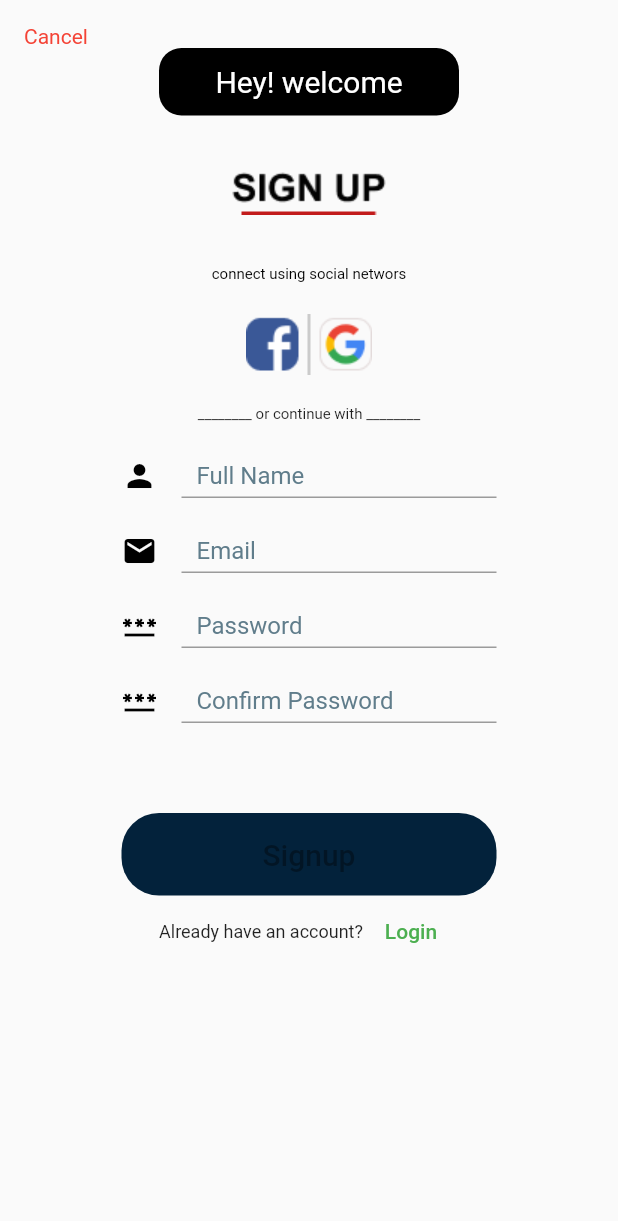
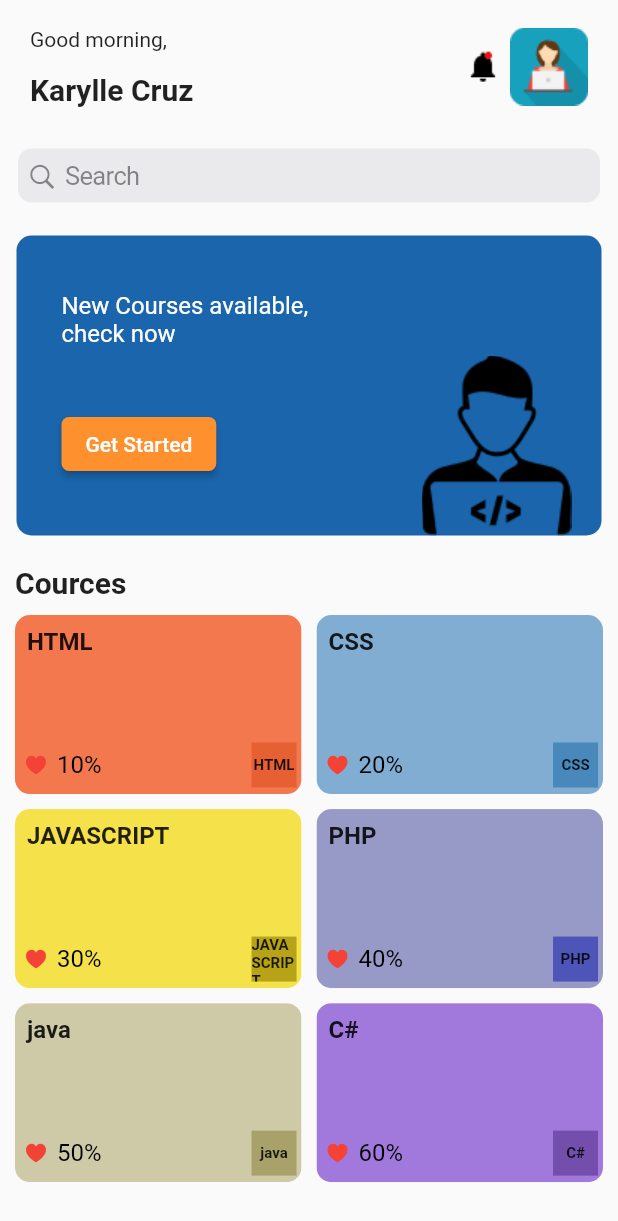
Before and after one commit to muhammmadshahbaz/RootPointer-App, a Flutter app: the screen it shows after launch, on a phone screen of 412 x 824 dp. Shown: the top 1221 px of the screen. Run offline on Flutter 3.47's test engine with Material 2 defaults, Android fonts, the phone set to English and light mode, and no system bars; our stand-ins replace pin_code_fields.

Commit message:
dev#ch8-complete

```diff
--- a/lib/Screens/auth/forget.dart
+++ b/lib/Screens/auth/forget.dart
@@ -2,6 +2,7 @@ import 'package:first_project/Screens/auth/verify.dart';
 import 'package:flutter/material.dart';
 
 //import '../../Widgets/custom_textfield.dart';
+import '../../Widgets/custom_button.dart';
 import 'login.dart';
 //import 'package:flutter/src/widgets/framework.dart';
 //import 'package:flutter/src/widgets/placeholder.dart';
@@ -60,29 +61,11 @@ class _ForgetscreenState extends State<Forgetscreen> {
                   const SizedBox(
                     height: 60,
                   ),
-                  ElevatedButton(
-                    onPressed: () {
-                       Navigator.push(context
+                    CustomButton(buttonText: "SEND", backgroundColor: Colors.yellow,
+                    textColor: Colors.black, onTap: () {
+                      Navigator.push(context
                 , MaterialPageRoute(builder: ((context) => const Varifyscreen())),);
-                    },
-                    style: ButtonStyle(
-                      padding: MaterialStateProperty.all(EdgeInsets.zero ),
-                      backgroundColor: MaterialStateProperty.all(Colors.yellow),
-                      shape: MaterialStateProperty.all(
-                        RoundedRectangleBorder(
-                          borderRadius: BorderRadius.circular(25.0),
-
-                        )
-                      ),
-                      minimumSize: MaterialStateProperty.all(const Size(245, 55))
-
-                    ),
-                    child: const Text('SEND', style: TextStyle(color: Color.fromARGB(255, 10, 10, 10),
-                      fontWeight: FontWeight.bold
-                    ),),
-
-                  )
-
+                    },),
 
 
 
--- a/lib/Screens/auth/login.dart
+++ b/lib/Screens/auth/login.dart
@@ -86,7 +86,7 @@ class LoginScreenState extends State<LoginScreen> {
            const SizedBox(
         height: 60,
            ),
-           const CustomButton(buttonText: "Login", backgroundColor: Color.fromARGB(255, 3, 34, 59),),
+           const CustomButton(buttonText: "Login", backgroundColor: Color.fromARGB(255, 3, 34, 59), textColor: Colors.white,),
            Row(
         mainAxisAlignment: MainAxisAlignment.center,
         children: [
--- a/lib/Screens/auth/newpassword.dart
+++ b/lib/Screens/auth/newpassword.dart
@@ -1,6 +1,7 @@
 import 'package:first_project/Screens/auth/verify.dart';
 import 'package:flutter/material.dart';
 
+import '../../Widgets/custom_button.dart';
 import '../../Widgets/custom_textfield.dart';
 //import 'package:flutter/services.dart';
 //import 'package:pin_code_fields/pin_code_fields.dart';
@@ -76,27 +77,10 @@ class _ForgetscreenState extends State<NewpasswordScreen> {
                   const SizedBox(
                     height: 20,
                   ),
-                  ElevatedButton(
-                    onPressed: () {
-                    },
-                    style: ButtonStyle(
-                      padding: MaterialStateProperty.all(EdgeInsets.zero ),
-                      backgroundColor: MaterialStateProperty.all(Colors.yellow),
-                      shape: MaterialStateProperty.all(
-                        RoundedRectangleBorder(
-                          borderRadius: BorderRadius.circular(25.0),
-
-                        )
-                      ),
-                      minimumSize: MaterialStateProperty.all(const Size(245, 55))
-
-                    ),
-                    child: const Text('SAVE', style: TextStyle(color: Color.fromARGB(255, 10, 10, 10),
-                      fontWeight: FontWeight.bold, fontSize: 20
-                    ),),
-
-                  )
-
+                  CustomButton(buttonText: "SAVE", backgroundColor: Colors.yellow,
+                   textColor: Colors.black,
+                    onTap: () {
+                  }, ),
 
 
 
--- a/lib/Screens/auth/signup.dart
+++ b/lib/Screens/auth/signup.dart
@@ -92,7 +92,7 @@ class _SignupScreenState extends State<SignupScreen> {
         height: 60,
            ),
 
-            const CustomButton(buttonText: "Signup", backgroundColor: Color.fromARGB(255, 3, 34, 59),),
+            const CustomButton(buttonText: "Signup", backgroundColor: Color.fromARGB(255, 3, 34, 59), textColor: Colors.white,),
            Row(
         mainAxisAlignment: MainAxisAlignment.center,
         children: [
--- a/lib/Screens/auth/verify.dart
+++ b/lib/Screens/auth/verify.dart
@@ -1,9 +1,13 @@
+import 'dart:developer';
+
+import 'package:first_project/Screens/auth/newpassword.dart';
 import 'package:flutter/material.dart';
 import 'package:flutter/services.dart';
 import 'package:pin_code_fields/pin_code_fields.dart';
 
+import '../../Widgets/custom_button.dart';
 import 'forget.dart';
-import 'newpassword.dart';
+//import 'newpassword.dart';
 
 class Varifyscreen extends StatefulWidget {
   const Varifyscreen({super.key});
@@ -74,10 +78,10 @@ class _ForgetscreenState extends State<Varifyscreen> {
    animationDuration:const Duration(milliseconds: 300),
    enableActiveFill: true,
   onChanged: (value) {
-    print(value);
+    log(value);
   },
    beforeTextPaste: (text) {
-    print("Allowing to paste $text");
+    log("Allowing to paste $text");
     return true;
    }, appContext: context,
 ),
@@ -95,28 +99,13 @@ class _ForgetscreenState extends State<Varifyscreen> {
                   const SizedBox(
                     height: 60,
                   ),
-                  ElevatedButton(
-                    onPressed: () {
-                       Navigator.push(context
+                   CustomButton(buttonText: "VARIFY", backgroundColor: Colors.yellow,
+                   textColor: Colors.black,
+                    onTap: () {
+                     Navigator.push(context
                 , MaterialPageRoute(builder: ((context) => const NewpasswordScreen())),);
-                    },
-                    style: ButtonStyle(
-                      padding: MaterialStateProperty.all(EdgeInsets.zero ),
-                      backgroundColor: MaterialStateProperty.all(Colors.yellow),
-                      shape: MaterialStateProperty.all(
-                        RoundedRectangleBorder(
-                          borderRadius: BorderRadius.circular(25.0),
+                  }, ),
 
-                        )
-                      ),
-                      minimumSize: MaterialStateProperty.all(const Size(245, 55))
-
-                    ),
-                    child: const Text('VARIFY', style: TextStyle(color: Color.fromARGB(255, 10, 10, 10),
-                      fontWeight: FontWeight.bold, fontSize: 20
-                    ),),
-
-                  )
 
 
 
--- a/lib/Widgets/custom_button.dart
+++ b/lib/Widgets/custom_button.dart
@@ -2,18 +2,17 @@
 //import 'package:flutter/cupertino.dart';
 //import 'dart:html';
 
-import 'package:first_project/Screens/auth/signup.dart';
+//import 'package:first_project/Screens/auth/signup.dart';
 import 'package:flutter/material.dart';
 
 class CustomButton extends StatelessWidget {
   const CustomButton({
-    super.key,required this.buttonText,  required this.backgroundColor, this.onTap,
+    super.key,required this.buttonText,  required this.backgroundColor, this.onTap, this.textColor,
   });
   final String buttonText;
 final Color backgroundColor;
 final Function()? onTap;
-
-
+final Color? textColor;
 
   @override
   Widget build(BuildContext context) {
@@ -29,7 +28,7 @@ final Function()? onTap;
           ),
           minimumSize: MaterialStateProperty.all(const Size(250, 55))
         ),
-        child:  Text(buttonText , style: const TextStyle(fontSize: 20),),
+        child:  Text(buttonText , style:  TextStyle(fontSize: 20, color :textColor),),
 
 
     );
--- a/lib/main.dart
+++ b/lib/main.dart
@@ -1,19 +1,11 @@
 //import 'package:first_project/Screens/auth/login.dart';
 //import 'package:first_project/Screens/auth/forget.dart';
+import 'package:first_project/ui/dashboard/dashboard.dart';
 import 'package:flutter/material.dart';
-
-import 'Screens/auth/signup.dart';
-
-//import 'Screens/auth/newpassword.dart';
-
-//import 'Screens/auth/verify.dart';
-
-//import 'Screens/auth/login.dart';
-
 
 void main() {
   runApp(const MaterialApp(
-    home: SignupScreen(),
+    home: DashboardScreen(),
   ));
 
 }
--- /dev/null
+++ b/lib/ui/dashboard/dashboard.dart
@@ -0,0 +1,247 @@
+import 'package:flutter/cupertino.dart';
+import 'package:flutter/material.dart';
+//import 'package:flutter/src/widgets/placeholder.dart';
+
+class DashboardScreen extends StatefulWidget {
+  const DashboardScreen({super.key});
+
+  @override
+  State<DashboardScreen> createState() => _DashboardScreenState();
+}
+
+class _DashboardScreenState extends State<DashboardScreen> {
+  Color name = const Color(0xff979ac6);
+
+var arrColors = [
+  const Color.fromARGB(255, 244, 120, 78),
+  const Color.fromARGB(255, 128, 173, 209),
+  const Color.fromARGB(255, 245, 226, 75),
+  const Color.fromARGB(255,151, 154, 198),
+  const Color.fromARGB(255, 206, 202, 167),
+  const Color.fromARGB(255, 161, 121, 220),
+];
+var arrColorss = [
+   const Color.fromARGB(255, 230, 96, 51),
+  const Color.fromARGB(255, 73, 136, 187),
+  const Color.fromARGB(255, 182, 163, 23),
+  const Color.fromARGB(255, 78, 85, 184),
+  const Color.fromARGB(255, 168, 162, 106),
+  const Color.fromARGB(255, 116, 78, 173),
+];
+final List<String> arrText = [  "HTML",  "CSS",  "JAVASCRIPT",  "PHP", "java", "C#"];
+
+   get textController => null;
+
+  @override
+  Widget build(BuildContext context) {
+    return  Scaffold(
+      body: Padding(
+        padding: const EdgeInsets.symmetric(horizontal: 2.0, ),
+        child: ListView(
+          shrinkWrap: true,
+          children:
+          [
+
+            Column(crossAxisAlignment: CrossAxisAlignment.start,
+            children: [
+            Padding(
+              padding: const EdgeInsets.all(18.0),
+              child: Row(
+                mainAxisAlignment: MainAxisAlignment.spaceBetween,
+                children: [
+                  Column(
+                    crossAxisAlignment: CrossAxisAlignment.start,
+                    children: const [
+                      Text('Good morning,'),
+                      SizedBox(
+                        height: 14,
+                      ),
+                      Text('Karylle Cruz',style: TextStyle(fontSize: 20, fontWeight: FontWeight.bold),
+                      ),
+                    ],
+                  ),
+                 Row(
+                   children: [
+                     Image.asset('assets/icons/notification.png'),
+                     const SizedBox(
+                      width: 6,
+                     ),
+                      Image.asset('assets/icons/avater.png'),
+                   ],
+                 )
+                ],
+              ),
+            ),
+              Container(
+                  padding: const EdgeInsets.all(8),
+                  child: Column(
+                    children:  [
+                            Padding(
+                            padding: const EdgeInsets.all(2.0),
+                          child: CupertinoSearchTextField(
+                          controller: textController,
+                          placeholder: 'Search',
+                          ),
+                  ),
+
+                        const SizedBox(
+                          height: 20,
+                        ),
+                            Container( padding: const EdgeInsets.symmetric(horizontal: 20),
+
+                height: 200,
+                width: 390,
+                decoration: BoxDecoration(
+                  color: Color.fromARGB(255, 26, 101, 172),borderRadius: BorderRadius.circular(10)
+                ),
+                child: Row(mainAxisAlignment: MainAxisAlignment.spaceBetween,
+                  children: [
+                 Padding(
+                  padding: const EdgeInsets.symmetric(horizontal: 10,),
+                  child: Column(
+                     mainAxisAlignment: MainAxisAlignment.center,
+                     crossAxisAlignment: CrossAxisAlignment.start,
+                    children:  [
+                    const SizedBox(
+                      width: 200,
+                      child: Text(
+                         "New Courses available, check now",
+                         style: TextStyle(fontSize: 16,color: Colors.white),
+                       ),
+                    ),
+                   const SizedBox(height: 40,),
+                     ElevatedButton(
+                          onPressed: () {
+                          },
+                          style: ButtonStyle(
+                            backgroundColor:const  MaterialStatePropertyAll(Color.fromARGB(255, 254, 145, 46)),
+                            shape: MaterialStateProperty.all(RoundedRectangleBorder(borderRadius: BorderRadius.circular(5)))
+                          ),
+                          child: const Text('Get Started'),),
+                      // const SizedBox(height: 35),
+                      // const SizedBox(width: 100),
+                    ]
+                  )
+                ),
+                       Column(
+                         mainAxisAlignment: MainAxisAlignment.spaceBetween,
+                         children: [
+                          const SizedBox(),
+                           Image.asset(
+                      "assets/icons/logo1.png",
+                      height: 120,
+                      width: 100,
+                      fit: BoxFit.cover,
+                    ),
+                         ],
+                       ),
+                  ],
+                ),
+                            ),
+                            const SizedBox(
+                              height: 20,),
+                               Row(
+                                 children:const [
+                                   Text('Cources', style: TextStyle(fontWeight: FontWeight.bold,fontSize: 20),
+                            ),
+                                 ],
+                               ),
+                               const SizedBox(
+                                height: 10,
+                               ),
+                               GridView.builder(
+                                 shrinkWrap: true,
+                                // physics:const  NeverScrollableScrollPhysics(),
+                                itemBuilder: (context, index) {
+                                  return ClipRRect(
+                                   borderRadius: BorderRadius.circular(10),
+                                   child: Container(
+                                           color: arrColors[index],
+                                           child:  Column(
+                                             children: [
+                                               Padding(
+                                                 padding: const EdgeInsets.all(8.0),
+                                                 child: Align(
+                                                  alignment: Alignment.topLeft,
+
+                                                            child: Text(
+                                                               arrText[index]
+                                                            , style: const TextStyle(fontSize: 16, fontWeight: FontWeight.bold),
+                                                       ),
+                                                     ),
+
+                                               ),
+                                               const SizedBox(
+                                                height: 50,
+                                               ),
+                                  Row(
+                                      children:  [
+                                      const Padding(padding:EdgeInsets.all(6.0),
+                                      child: Align(alignment: Alignment.bottomLeft,
+                                        child: Icon(CupertinoIcons.heart_fill,color: Colors.red, size: 16,),),
+                                                  ),
+                                        Text(
+                          "${(index + 1) * 10}%",
+                          style: const TextStyle(fontSize: 16, color: Colors.black),
+                        ),
+                        const SizedBox(
+                          width: 100,
+                        ),
+                        Container(
+                          height: 30,
+                          width: 30,
+                          color: arrColorss[index],
+                          alignment: Alignment.center,
+                          child: Text(arrText[index], style: const TextStyle(fontSize: 10, fontWeight: FontWeight.bold),),
+
+                        )
+
+                                                ],
+                                               )
+                                             ],
+                                           ),
+
+                                           ),
+                                  );
+                                },
+                                itemCount: arrColors.length,
+                                gridDelegate:  const SliverGridDelegateWithMaxCrossAxisExtent(
+                                  maxCrossAxisExtent: 200,
+                               crossAxisSpacing: 10,
+                               mainAxisSpacing: 10,
+                               childAspectRatio: 1.60
+                                ),
+
+                               )
+                  ],
+                ),
+              ),
+            ],
+          ),
+        ],
+        ),
+      ),
+
+
+
+    );
+
+
+
+
+
+
+
+
+
+
+
+
+
+
+
+
+
+
+  }
+}
--- a/pubspec.yaml
+++ b/pubspec.yaml
@@ -37,6 +37,7 @@ dependencies:
   # Use with the CupertinoIcons class for iOS style icons.
   cupertino_icons: ^1.0.2
   pin_code_fields: ^7.4.0
+  color_picker: ^0.4.0
 
 dev_dependencies:
   flutter_test:
```
Also changed, not shown: assets/icons/avater.png (added), assets/icons/logo1.png (added), assets/icons/notification.png (added).
